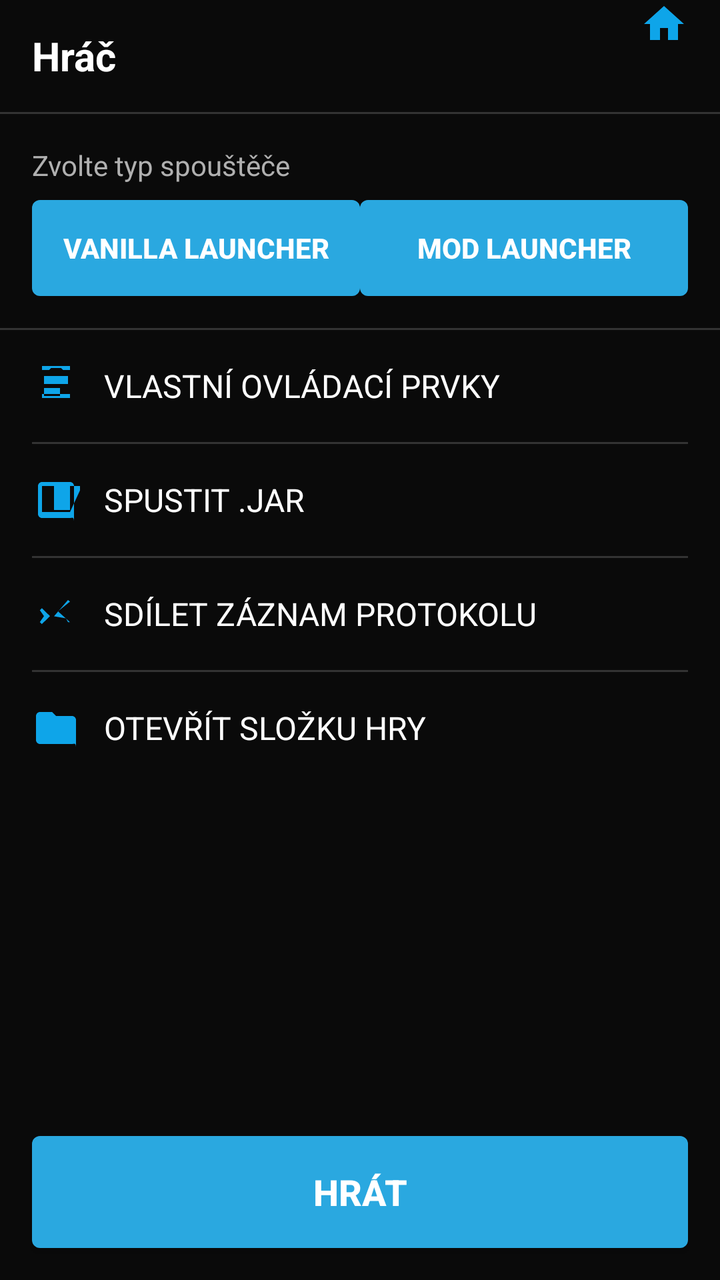
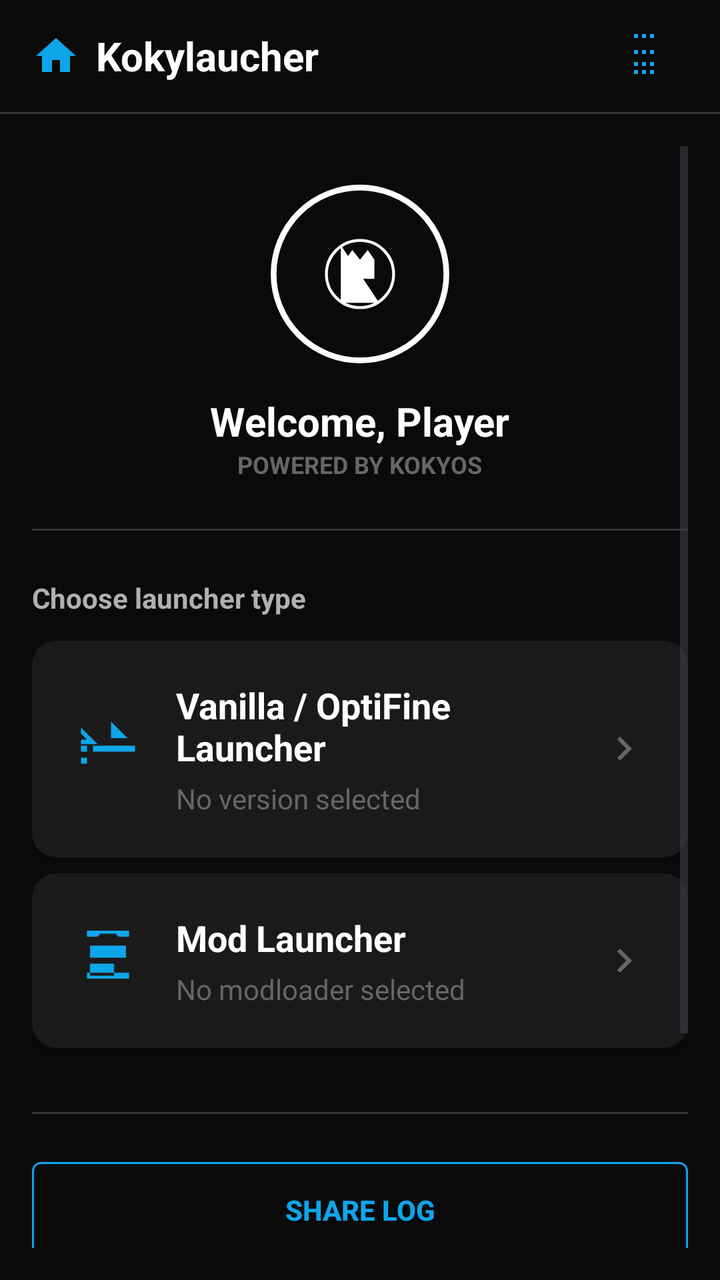

Before-and-after screenshots of an Android layout around one commit, followed by the original layout XML and the change that was made.
<!-- AndroidManifest.xml: activity theme Theme.Kokylaucher -->
<!-- res/layout/activity_main.xml -->
<?xml version="1.0" encoding="utf-8"?>
<LinearLayout xmlns:android="http://schemas.android.com/apk/res/android"
    xmlns:app="http://schemas.android.com/apk/res-auto"
    android:layout_width="match_parent"
    android:layout_height="match_parent"
    android:background="#FF0A0A0A"
    android:orientation="vertical">

    
    <LinearLayout
        android:layout_width="match_parent"
        android:layout_height="56dp"
        android:orientation="horizontal"
        android:paddingStart="16dp"
        android:paddingEnd="16dp">

        <TextView
            android:id="@+id/tvAppTitle"
            android:layout_width="wrap_content"
            android:layout_height="match_parent"
            android:gravity="center_vertical"
            android:text="Hráč"
            android:textColor="@android:color/white"
            android:textSize="20sp"
            android:textStyle="bold" />

        <View
            android:layout_width="0dp"
            android:layout_height="0dp"
            android:layout_weight="1" />

        <ImageView
            android:id="@+id/btnHome"
            android:layout_width="24dp"
            android:layout_height="24dp"
            android:src="@drawable/ic_home"
            android:tint="#FF0EA5E9" />
    </LinearLayout>

    <View
        android:layout_width="match_parent"
        android:layout_height="1dp"
        android:background="#FF333333" />

    
    <LinearLayout
        android:layout_width="match_parent"
        android:layout_height="wrap_content"
        android:layout_margin="16dp"
        android:orientation="vertical">

        <TextView
            android:layout_width="wrap_content"
            android:layout_height="wrap_content"
            android:text="@string/choose_launcher"
            android:textColor="#FFB0B0B0"
            android:textSize="14sp"
            android:layout_marginBottom="8dp" />

        <LinearLayout
            android:layout_width="match_parent"
            android:layout_height="48dp"
            android:orientation="horizontal"
            android:spacing="8dp">

            <Button
                android:id="@+id/btnVanilla"
                android:layout_width="0dp"
                android:layout_height="match_parent"
                android:layout_weight="1"
                android:background="@drawable/button_koky"
                android:text="@string/vanilla_launcher"
                android:textColor="@android:color/white"
                android:textSize="14sp"
                android:textStyle="bold" />

            <Button
                android:id="@+id/btnMod"
                android:layout_width="0dp"
                android:layout_height="match_parent"
                android:layout_weight="1"
                android:background="@drawable/button_koky"
                android:text="@string/mod_launcher"
                android:textColor="@android:color/white"
                android:textSize="14sp"
                android:textStyle="bold" />
        </LinearLayout>
    </LinearLayout>

    <View
        android:layout_width="match_parent"
        android:layout_height="1dp"
        android:background="#FF333333" />

    
    <ScrollView
        android:layout_width="match_parent"
        android:layout_height="0dp"
        android:layout_weight="1">

        <LinearLayout
            android:layout_width="match_parent"
            android:layout_height="wrap_content"
            android:orientation="vertical"
            android:paddingStart="16dp"
            android:paddingEnd="16dp">

            <LinearLayout
                android:layout_width="match_parent"
                android:layout_height="56dp"
                android:gravity="center_vertical"
                android:orientation="horizontal">

                <ImageView
                    android:layout_width="24dp"
                    android:layout_height="24dp"
                    android:src="@drawable/ic_gamepad"
                    android:tint="#FF0EA5E9" />

                <TextView
                    android:id="@+id/btnCustomControls"
                    android:layout_width="wrap_content"
                    android:layout_height="wrap_content"
                    android:layout_marginStart="12dp"
                    android:text="@string/custom_controls"
                    android:textColor="@android:color/white"
                    android:textSize="16sp" />
            </LinearLayout>

            <View
                android:layout_width="match_parent"
                android:layout_height="1dp"
                android:background="#FF333333" />

            <LinearLayout
                android:layout_width="match_parent"
                android:layout_height="56dp"
                android:gravity="center_vertical"
                android:orientation="horizontal">

                <ImageView
                    android:layout_width="24dp"
                    android:layout_height="24dp"
                    android:src="@drawable/ic_jar"
                    android:tint="#FF0EA5E9" />

                <TextView
                    android:id="@+id/btnRunJar"
                    android:layout_width="wrap_content"
                    android:layout_height="wrap_content"
                    android:layout_marginStart="12dp"
                    android:text="@string/run_jar"
                    android:textColor="@android:color/white"
                    android:textSize="16sp" />
            </LinearLayout>

            <View
                android:layout_width="match_parent"
                android:layout_height="1dp"
                android:background="#FF333333" />

            <LinearLayout
                android:layout_width="match_parent"
                android:layout_height="56dp"
                android:gravity="center_vertical"
                android:orientation="horizontal">

                <ImageView
                    android:layout_width="24dp"
                    android:layout_height="24dp"
                    android:src="@drawable/ic_share"
                    android:tint="#FF0EA5E9" />

                <TextView
                    android:id="@+id/btnShareLog"
                    android:layout_width="wrap_content"
                    android:layout_height="wrap_content"
                    android:layout_marginStart="12dp"
                    android:text="@string/share_log"
                    android:textColor="@android:color/white"
                    android:textSize="16sp" />
            </LinearLayout>

            <View
                android:layout_width="match_parent"
                android:layout_height="1dp"
                android:background="#FF333333" />

            <LinearLayout
                android:layout_width="match_parent"
                android:layout_height="56dp"
                android:gravity="center_vertical"
                android:orientation="horizontal">

                <ImageView
                    android:layout_width="24dp"
                    android:layout_height="24dp"
                    android:src="@drawable/ic_folder"
                    android:tint="#FF0EA5E9" />

                <TextView
                    android:id="@+id/btnOpenGameFolder"
                    android:layout_width="wrap_content"
                    android:layout_height="wrap_content"
                    android:layout_marginStart="12dp"
                    android:text="@string/open_game_folder"
                    android:textColor="@android:color/white"
                    android:textSize="16sp" />
            </LinearLayout>

        </LinearLayout>
    </ScrollView>

    
    <Button
        android:id="@+id/btnPlay"
        android:layout_width="match_parent"
        android:layout_height="56dp"
        android:layout_marginStart="16dp"
        android:layout_marginEnd="16dp"
        android:layout_marginBottom="16dp"
        android:background="@drawable/button_koky"
        android:text="@string/play"
        android:textColor="@android:color/white"
        android:textSize="18sp"
        android:textStyle="bold" />

</LinearLayout>
<!-- resources referenced by this layout -->
<resources>
  <!-- drawable ic_folder (drawable) -->
  <?xml version="1.0" encoding="utf-8"?>
  <vector xmlns:android="http://schemas.android.com/apk/res/android"
      android:width="24dp"
      android:height="24dp"
      android:viewportWidth="24"
      android:viewportHeight="24">
      <path
          android:fillColor="#FF0EA5E9"
          android:pathData="M10,4H4c-1.1,0 -1.99,0.9 -1.99,2L2,18c0,1.1 0.9,2 2,2h16c1.1,0 2,-0.9 2,2V8c0,-1.1 -0.9,-2 -2,-2h-8l-2,-2z"/>
  </vector>
  <!-- drawable ic_gamepad (drawable) -->
  <?xml version="1.0" encoding="utf-8"?>
  <vector xmlns:android="http://schemas.android.com/apk/res/android"
      android:width="24dp"
      android:height="24dp"
      android:viewportWidth="24"
      android:viewportHeight="24">
      <path
          android:fillColor="#FF0EA5E9"
          android:pathData="M19,4H15.5L14.5,3H9.5L8.5,4H5V2H19V4zM5,18h14v-2H5V18zM6,7h12v4H6V7zM6,13h8v4H6v-4z"/>
  </vector>
  <!-- drawable ic_jar (drawable) -->
  <?xml version="1.0" encoding="utf-8"?>
  <vector xmlns:android="http://schemas.android.com/apk/res/android"
      android:width="24dp"
      android:height="24dp"
      android:viewportWidth="24"
      android:viewportHeight="24">
      <path
          android:fillColor="#FF0EA5E9"
          android:pathData="M19,3H5c-1.1,0 -2,0.9 -2,2v14c0,1.1 0.9,2 2,2h14c1.1,0 2,-0.9 2,2V5c0,-1.1 -0.9,-2 -2,-2zM19,18L5,18L5,5h6v12h8V5h6L19,18z"/>
  </vector>
  <!-- drawable ic_share (drawable) -->
  <?xml version="1.0" encoding="utf-8"?>
  <vector xmlns:android="http://schemas.android.com/apk/res/android"
      android:width="24dp"
      android:height="24dp"
      android:viewportWidth="24"
      android:viewportHeight="24">
      <path
          android:fillColor="#FF0EA5E9"
          android:pathData="M18,16.08L17,14.17L11,13.14L18,4.99L19,5.82L13,10.67L19,16.08L18,16.08zM4.93,17.04L9,13.06L4.93,9.08L3.92,10.09L6,13.06L3.92,16.04L4.93,17.04z"/>
  </vector>
  <string name="choose_launcher">Zvolte typ spouštěče</string>
  <string name="custom_controls">VLASTNÍ OVLÁDACÍ PRVKY</string>
  <string name="mod_launcher">Mod Launcher</string>
  <string name="open_game_folder">OTEVŘÍT SLOŽKU HRY</string>
  <string name="play">HRÁT</string>
  <string name="run_jar">SPUSTIT .JAR</string>
  <string name="share_log">SDÍLET ZÁZNAM PROTOKOLU</string>
  <string name="vanilla_launcher">Vanilla Launcher</string>
  <color name="koky_background">#FF0A0A0A</color>
  <!-- unchanged entries left out for length: 3 -->
</resources>

<!-- the commit's change to res/layout/activity_main.xml (unified diff, before → after) -->
@@ -14,27 +14,45 @@
         android:paddingStart="16dp"
         android:paddingEnd="16dp">
 
-        <TextView
-            android:id="@+id/tvAppTitle"
+        <LinearLayout
             android:layout_width="wrap_content"
             android:layout_height="match_parent"
             android:gravity="center_vertical"
-            android:text="Hráč"
-            android:textColor="@android:color/white"
-            android:textSize="20sp"
-            android:textStyle="bold" />
+            android:orientation="horizontal">
+
+            <ImageView
+                android:id="@+id/btnHome"
+                android:layout_width="24dp"
+                android:layout_height="24dp"
+                android:src="@drawable/ic_home"
+                android:tint="#FF0EA5E9"
+                android:contentDescription="Home" />
+
+            <TextView
+                android:id="@+id/tvAppTitle"
+                android:layout_width="wrap_content"
+                android:layout_height="wrap_content"
+                android:layout_marginStart="8dp"
+                android:gravity="center_vertical"
+                android:text="Kokylaucher"
+                android:textColor="@android:color/white"
+                android:textSize="20sp"
+                android:textStyle="bold" />
+        </LinearLayout>
 
         <View
             android:layout_width="0dp"
             android:layout_height="0dp"
             android:layout_weight="1" />
 
-        <ImageView
-            android:id="@+id/btnHome"
-            android:layout_width="24dp"
-            android:layout_height="24dp"
-            android:src="@drawable/ic_home"
-            android:tint="#FF0EA5E9" />
+        <ImageButton
+            android:id="@+id/btnSettings"
+            android:layout_width="48dp"
+            android:layout_height="match_parent"
+            android:src="@drawable/ic_settings"
+            android:tint="#FF0EA5E9"
+            android:background="@android:color/transparent"
+            android:contentDescription="Settings" />
     </LinearLayout>
 
     <View
@@ -43,186 +61,231 @@
         android:background="#FF333333" />
 
     
-    <LinearLayout
-        android:layout_width="match_parent"
-        android:layout_height="wrap_content"
-        android:layout_margin="16dp"
-        android:orientation="vertical">
-
-        <TextView
-            android:layout_width="wrap_content"
-            android:layout_height="wrap_content"
-            android:text="@string/choose_launcher"
-            android:textColor="#FFB0B0B0"
-            android:textSize="14sp"
-            android:layout_marginBottom="8dp" />
-
-        <LinearLayout
-            android:layout_width="match_parent"
-            android:layout_height="48dp"
-            android:orientation="horizontal"
-            android:spacing="8dp">
-
-            <Button
-                android:id="@+id/btnVanilla"
-                android:layout_width="0dp"
-                android:layout_height="match_parent"
-                android:layout_weight="1"
-                android:background="@drawable/button_koky"
-                android:text="@string/vanilla_launcher"
-                android:textColor="@android:color/white"
-                android:textSize="14sp"
-                android:textStyle="bold" />
-
-            <Button
-                android:id="@+id/btnMod"
-                android:layout_width="0dp"
-                android:layout_height="match_parent"
-                android:layout_weight="1"
-                android:background="@drawable/button_koky"
-                android:text="@string/mod_launcher"
-                android:textColor="@android:color/white"
-                android:textSize="14sp"
-                android:textStyle="bold" />
-        </LinearLayout>
-    </LinearLayout>
-
-    <View
-        android:layout_width="match_parent"
-        android:layout_height="1dp"
-        android:background="#FF333333" />
-
-    
     <ScrollView
         android:layout_width="match_parent"
-        android:layout_height="0dp"
-        android:layout_weight="1">
+        android:layout_height="match_parent"
+        android:padding="16dp">
 
         <LinearLayout
             android:layout_width="match_parent"
             android:layout_height="wrap_content"
             android:orientation="vertical"
-            android:paddingStart="16dp"
-            android:paddingEnd="16dp">
-
+            android:spacing="24dp">
+
+            
             <LinearLayout
                 android:layout_width="match_parent"
+                android:layout_height="wrap_content"
+                android:gravity="center"
+                android:orientation="vertical"
+                android:paddingTop="16dp">
+
+                <ImageView
+                    android:layout_width="96dp"
+                    android:layout_height="96dp"
+                    android:src="@drawable/ic_koky_logo"
+                    android:contentDescription="KokyOS Logo" />
+
+                <TextView
+                    android:id="@+id/tvWelcomeName"
+                    android:layout_width="wrap_content"
+                    android:layout_height="wrap_content"
+                    android:layout_marginTop="12dp"
+                    android:text="Welcome, Player"
+                    android:textColor="@android:color/white"
+                    android:textSize="20sp"
+                    android:textStyle="bold" />
+
+                <TextView
+                    android:layout_width="wrap_content"
+                    android:layout_height="wrap_content"
+                    android:text="@string/powered_by"
+                    android:textColor="#FF666666"
+                    android:textSize="12sp"
+                    android:textStyle="bold" />
+            </LinearLayout>
+
+            <View
+                android:layout_width="match_parent"
+                android:layout_height="1dp"
+                android:layout_marginVertical="24dp"
+                android:background="#FF333333" />
+
+            
+            <TextView
+                android:layout_width="wrap_content"
+                android:layout_height="wrap_content"
+                android:text="@string/choose_launcher"
+                android:textColor="#FFB0B0B0"
+                android:textSize="14sp"
+                android:textStyle="bold"
+                android:layout_marginBottom="12dp" />
+
+            <LinearLayout
+                android:layout_width="match_parent"
+                android:layout_height="wrap_content"
+                android:orientation="vertical"
+                android:spacing="12dp">
+
+                <androidx.cardview.widget.CardView
+                    android:id="@+id/cardVanilla"
+                    android:layout_width="match_parent"
+                    android:layout_height="wrap_content"
+                    android:layout_marginBottom="8dp"
+                    app:cardBackgroundColor="#FF1A1A1A"
+                    app:cardCornerRadius="12dp"
+                    app:cardElevation="4dp">
+
+                    <LinearLayout
+                        android:layout_width="match_parent"
+                        android:layout_height="wrap_content"
+                        android:orientation="horizontal"
+                        android:padding="20dp"
+                        android:gravity="center_vertical">
+
+                        <ImageView
+                            android:layout_width="36dp"
+                            android:layout_height="36dp"
+                            android:src="@drawable/ic_versions"
+                            android:tint="#FF0EA5E9" />
+
+                        <LinearLayout
+                            android:layout_width="0dp"
+                            android:layout_height="wrap_content"
+                            android:layout_weight="1"
+                            android:layout_marginStart="16dp"
+                            android:orientation="vertical">
+
+                            <TextView
+                                android:id="@+id/tvVanillaTitle"
+                                android:layout_width="wrap_content"
+                                android:layout_height="wrap_content"
+                                android:text="@string/vanilla_launcher"
+                                android:textColor="@android:color/white"
+                                android:textSize="18sp"
+                                android:textStyle="bold" />
+
+                            <TextView
+                                android:id="@+id/tvVanillaVersion"
+                                android:layout_width="wrap_content"
+                                android:layout_height="wrap_content"
+                                android:layout_marginTop="4dp"
+                                android:text="No version selected"
+                                android:textColor="#FF666666"
+                                android:textSize="14sp" />
+                        </LinearLayout>
+
+                        <ImageView
+                            android:layout_width="24dp"
+                            android:layout_height="24dp"
+                            android:src="@drawable/ic_arrow"
+                            android:tint="#FF666666" />
+                    </LinearLayout>
+                </androidx.cardview.widget.CardView>
+
+                <androidx.cardview.widget.CardView
+                    android:id="@+id/cardMod"
+                    android:layout_width="match_parent"
+                    android:layout_height="wrap_content"
+                    android:layout_marginBottom="8dp"
+                    app:cardBackgroundColor="#FF1A1A1A"
+                    app:cardCornerRadius="12dp"
+                    app:cardElevation="4dp">
+
+                    <LinearLayout
+                        android:layout_width="match_parent"
+                        android:layout_height="wrap_content"
+                        android:orientation="horizontal"
+                        android:padding="20dp"
+                        android:gravity="center_vertical">
+
+                        <ImageView
+                            android:layout_width="36dp"
+                            android:layout_height="36dp"
+                            android:src="@drawable/ic_mods"
+                            android:tint="#FF0EA5E9" />
+
+                        <LinearLayout
+                            android:layout_width="0dp"
+                            android:layout_height="wrap_content"
+                            android:layout_weight="1"
+                            android:layout_marginStart="16dp"
+                            android:orientation="vertical">
+
+                            <TextView
+                                android:id="@+id/tvModTitle"
+                                android:layout_width="wrap_content"
+                                android:layout_height="wrap_content"
+                                android:text="@string/mod_launcher"
+                                android:textColor="@android:color/white"
+                                android:textSize="18sp"
+                                android:textStyle="bold" />
+
+                            <TextView
+                                android:id="@+id/tvModLoader"
+                                android:layout_width="wrap_content"
+                                android:layout_height="wrap_content"
+                                android:layout_marginTop="4dp"
+                                android:text="No modloader selected"
+                                android:textColor="#FF666666"
+                                android:textSize="14sp" />
+                        </LinearLayout>
+
+                        <ImageView
+                            android:layout_width="24dp"
+                            android:layout_height="24dp"
+                            android:src="@drawable/ic_arrow"
+                            android:tint="#FF666666" />
+                    </LinearLayout>
+                </androidx.cardview.widget.CardView>
+            </LinearLayout>
+
+            <View
+                android:layout_width="match_parent"
+                android:layout_height="1dp"
+                android:layout_marginVertical="24dp"
+                android:background="#FF333333" />
+
+            
+            <LinearLayout
+                android:layout_width="match_parent"
+                android:layout_height="wrap_content"
+                android:orientation="vertical"
+                android:spacing="8dp">
+
+                <Button
+                    android:id="@+id/btnShareLog"
+                    android:layout_width="match_parent"
+                    android:layout_height="48dp"
+                    android:background="@drawable/button_koky_outline"
+                    android:text="@string/share_log"
+                    android:textColor="#FF0EA5E9"
+                    android:textSize="14sp"
+                    android:textStyle="bold" />
+
+                <Button
+                    android:id="@+id/btnOpenGameFolder"
+                    android:layout_width="match_parent"
+                    android:layout_height="48dp"
+                    android:background="@drawable/button_koky_outline"
+                    android:text="@string/open_game_folder"
+                    android:textColor="#FF0EA5E9"
+                    android:textSize="14sp"
+                    android:textStyle="bold" />
+            </LinearLayout>
+
+            
+            <Button
+                android:id="@+id/btnPlay"
+                android:layout_width="match_parent"
                 android:layout_height="56dp"
-                android:gravity="center_vertical"
-                android:orientation="horizontal">
-
-                <ImageView
-                    android:layout_width="24dp"
-                    android:layout_height="24dp"
-                    android:src="@drawable/ic_gamepad"
-                    android:tint="#FF0EA5E9" />
-
-                <TextView
-                    android:id="@+id/btnCustomControls"
-                    android:layout_width="wrap_content"
-                    android:layout_height="wrap_content"
-                    android:layout_marginStart="12dp"
-                    android:text="@string/custom_controls"
-                    android:textColor="@android:color/white"
-                    android:textSize="16sp" />
-            </LinearLayout>
-
-            <View
-                android:layout_width="match_parent"
-                android:layout_height="1dp"
-                android:background="#FF333333" />
-
-            <LinearLayout
-                android:layout_width="match_parent"
-                android:layout_height="56dp"
-                android:gravity="center_vertical"
-                android:orientation="horizontal">
-
-                <ImageView
-                    android:layout_width="24dp"
-                    android:layout_height="24dp"
-                    android:src="@drawable/ic_jar"
-                    android:tint="#FF0EA5E9" />
-
-                <TextView
-                    android:id="@+id/btnRunJar"
-                    android:layout_width="wrap_content"
-                    android:layout_height="wrap_content"
-                    android:layout_marginStart="12dp"
-                    android:text="@string/run_jar"
-                    android:textColor="@android:color/white"
-                    android:textSize="16sp" />
-            </LinearLayout>
-
-            <View
-                android:layout_width="match_parent"
-                android:layout_height="1dp"
-                android:background="#FF333333" />
-
-            <LinearLayout
-                android:layout_width="match_parent"
-                android:layout_height="56dp"
-                android:gravity="center_vertical"
-                android:orientation="horizontal">
-
-                <ImageView
-                    android:layout_width="24dp"
-                    android:layout_height="24dp"
-                    android:src="@drawable/ic_share"
-                    android:tint="#FF0EA5E9" />
-
-                <TextView
-                    android:id="@+id/btnShareLog"
-                    android:layout_width="wrap_content"
-                    android:layout_height="wrap_content"
-                    android:layout_marginStart="12dp"
-                    android:text="@string/share_log"
-                    android:textColor="@android:color/white"
-                    android:textSize="16sp" />
-            </LinearLayout>
-
-            <View
-                android:layout_width="match_parent"
-                android:layout_height="1dp"
-                android:background="#FF333333" />
-
-            <LinearLayout
-                android:layout_width="match_parent"
-                android:layout_height="56dp"
-                android:gravity="center_vertical"
-                android:orientation="horizontal">
-
-                <ImageView
-                    android:layout_width="24dp"
-                    android:layout_height="24dp"
-                    android:src="@drawable/ic_folder"
-                    android:tint="#FF0EA5E9" />
-
-                <TextView
-                    android:id="@+id/btnOpenGameFolder"
-                    android:layout_width="wrap_content"
-                    android:layout_height="wrap_content"
-                    android:layout_marginStart="12dp"
-                    android:text="@string/open_game_folder"
-                    android:textColor="@android:color/white"
-                    android:textSize="16sp" />
-            </LinearLayout>
-
+                android:layout_marginTop="32dp"
+                android:layout_marginBottom="16dp"
+                android:background="@drawable/button_koky"
+                android:text="@string/play"
+                android:textColor="@android:color/white"
+                android:textSize="18sp"
+                android:textStyle="bold" />
         </LinearLayout>
     </ScrollView>
-
-    
-    <Button
-        android:id="@+id/btnPlay"
-        android:layout_width="match_parent"
-        android:layout_height="56dp"
-        android:layout_marginStart="16dp"
-        android:layout_marginEnd="16dp"
-        android:layout_marginBottom="16dp"
-        android:background="@drawable/button_koky"
-        android:text="@string/play"
-        android:textColor="@android:color/white"
-        android:textSize="18sp"
-        android:textStyle="bold" />
-
 </LinearLayout>
<!-- resource entries referenced after the edit -->
@@ -1,6 +1,24 @@
 <!-- resources referenced by this layout -->
 <resources>
-  <!-- drawable ic_folder (drawable) -->
+  <!-- drawable button_koky_outline (drawable) -->
+  <?xml version="1.0" encoding="utf-8"?>
+  <selector xmlns:android="http://schemas.android.com/apk/res/android">
+      <item android:state_pressed="true">
+          <shape android:shape="rectangle">
+              <solid android:color="#FF1E8BC4" />
+              <stroke android:width="1dp" android:color="#FF0EA5E9" />
+              <corners android:radius="4dp" />
+          </shape>
+      </item>
+      <item>
+          <shape android:shape="rectangle">
+              <solid android:color="#FF0A0A0A" />
+              <stroke android:width="1dp" android:color="#FF0EA5E9" />
+              <corners android:radius="4dp" />
+          </shape>
+      </item>
+  </selector>
+  <!-- drawable ic_arrow (drawable) -->
   <?xml version="1.0" encoding="utf-8"?>
   <vector xmlns:android="http://schemas.android.com/apk/res/android"
       android:width="24dp"
@@ -8,10 +26,38 @@
       android:viewportWidth="24"
       android:viewportHeight="24">
       <path
-          android:fillColor="#FF0EA5E9"
-          android:pathData="M10,4H4c-1.1,0 -1.99,0.9 -1.99,2L2,18c0,1.1 0.9,2 2,2h16c1.1,0 2,-0.9 2,2V8c0,-1.1 -0.9,-2 -2,-2h-8l-2,-2z"/>
+          android:fillColor="#FF666666"
+          android:pathData="M8.59,16.58 13.17,12 8.59,7.41 10,6l6,6 -6,6 -1.41,-1.41z"/>
   </vector>
-  <!-- drawable ic_gamepad (drawable) -->
+  <!-- drawable ic_koky_logo (drawable) -->
+  <?xml version="1.0" encoding="utf-8"?>
+  <vector xmlns:android="http://schemas.android.com/apk/res/android"
+      android:width="128dp"
+      android:height="128dp"
+      android:viewportWidth="200"
+      android:viewportHeight="200">
+      
+      <path
+          android:fillColor="#00000000"
+          android:strokeColor="#FFFFFFFF"
+          android:strokeWidth="6"
+          android:pathData="M100,100m-90,0a90,90 0,1 1,180 0a90,90 0,1 1,-180 0"/>
+      
+      <path
+          android:fillColor="#FFFFFFFF"
+          android:pathData="M85,85 L92,75 L100,85 L108,75 L115,85 L115,105 L85,105 Z"/>
+      
+      <path
+          android:fillColor="#FFFFFFFF"
+          android:pathData="M80,70 L80,130 L100,100 L80,70 Z M100,100 L80,130 L120,130 L100,100 Z"/>
+      
+      <path
+          android:fillColor="#00000000"
+          android:strokeColor="#FFFFFFFF"
+          android:strokeWidth="3"
+          android:pathData="M100,100m-35,0a35,35 0,1 1,70 0a35,35 0,1 1,-70 0"/>
+  </vector>
+  <!-- drawable ic_mods (drawable) -->
   <?xml version="1.0" encoding="utf-8"?>
   <vector xmlns:android="http://schemas.android.com/apk/res/android"
       android:width="24dp"
@@ -19,10 +65,10 @@
       android:viewportWidth="24"
       android:viewportHeight="24">
       <path
-          android:fillColor="#FF0EA5E9"
+          android:fillColor="?attr/colorOnSurface"
           android:pathData="M19,4H15.5L14.5,3H9.5L8.5,4H5V2H19V4zM5,18h14v-2H5V18zM6,7h12v4H6V7zM6,13h8v4H6v-4z"/>
   </vector>
-  <!-- drawable ic_jar (drawable) -->
+  <!-- drawable ic_settings (drawable) -->
   <?xml version="1.0" encoding="utf-8"?>
   <vector xmlns:android="http://schemas.android.com/apk/res/android"
       android:width="24dp"
@@ -30,10 +76,10 @@
       android:viewportWidth="24"
       android:viewportHeight="24">
       <path
-          android:fillColor="#FF0EA5E9"
-          android:pathData="M19,3H5c-1.1,0 -2,0.9 -2,2v14c0,1.1 0.9,2 2,2h14c1.1,0 2,-0.9 2,2V5c0,-1.1 -0.9,-2 -2,-2zM19,18L5,18L5,5h6v12h8V5h6L19,18z"/>
+          android:fillColor="?attr/colorOnSurface"
+          android:pathData="M19,21h-2v-2h2v2zM19,3h-2V1h2V3zM19,17h-2v-2h2v2zM19,11h-2V9h2V11zM15,21h-2v-2h2v2zM15,3h-2V1h2V3zM15,17h-2v-2h2v2zM15,11h-2V9h2V11zM11,21H9v-2h2V21zM11,3H9V1h2V3zM11,17H9v-2h2V17zM11,11H9V9h2V11z"/>
   </vector>
-  <!-- drawable ic_share (drawable) -->
+  <!-- drawable ic_versions (drawable) -->
   <?xml version="1.0" encoding="utf-8"?>
   <vector xmlns:android="http://schemas.android.com/apk/res/android"
       android:width="24dp"
@@ -41,17 +87,16 @@
       android:viewportWidth="24"
       android:viewportHeight="24">
       <path
-          android:fillColor="#FF0EA5E9"
-          android:pathData="M18,16.08L17,14.17L11,13.14L18,4.99L19,5.82L13,10.67L19,16.08L18,16.08zM4.93,17.04L9,13.06L4.93,9.08L3.92,10.09L6,13.06L3.92,16.04L4.93,17.04z"/>
+          android:fillColor="?attr/colorOnSurface"
+          android:pathData="M3,13h2v-2H3v2zM7,13h14v-2H7v2zM3,17h2v-2H3v2zM3,9h2L3,7zM13,3L18.5,8.5H13v2zM3,5L8.5,10.5H3v2z"/>
   </vector>
-  <string name="choose_launcher">Zvolte typ spouštěče</string>
-  <string name="custom_controls">VLASTNÍ OVLÁDACÍ PRVKY</string>
+  <string name="choose_launcher">Choose launcher type</string>
   <string name="mod_launcher">Mod Launcher</string>
-  <string name="open_game_folder">OTEVŘÍT SLOŽKU HRY</string>
-  <string name="play">HRÁT</string>
-  <string name="run_jar">SPUSTIT .JAR</string>
-  <string name="share_log">SDÍLET ZÁZNAM PROTOKOLU</string>
-  <string name="vanilla_launcher">Vanilla Launcher</string>
+  <string name="open_game_folder">Open game folder</string>
+  <string name="play">PLAY</string>
+  <string name="powered_by">POWERED BY KOKYOS</string>
+  <string name="share_log">Share log</string>
+  <string name="vanilla_launcher">Vanilla / OptiFine Launcher</string>
   <color name="koky_background">#FF0A0A0A</color>
   <!-- unchanged entries left out for length: 3 -->
 </resources>
